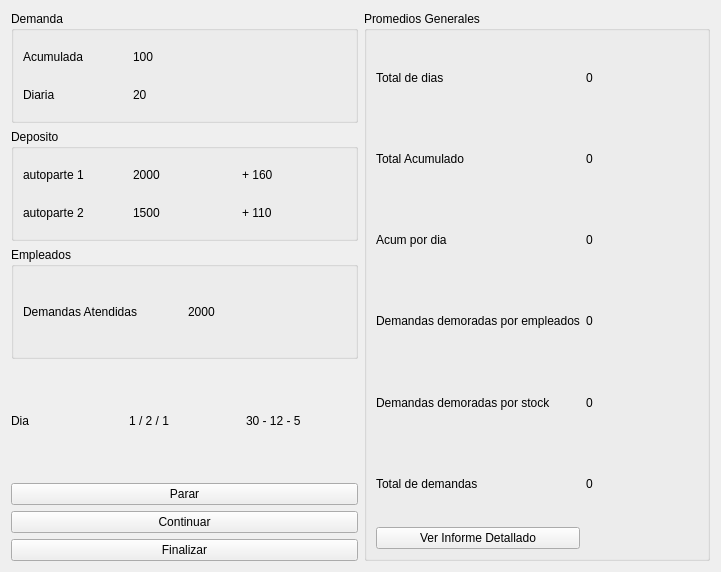
Old version of the form tpFinal/forms_ui/simulacion.ui in the repository ivanam/Modelos-y-simulacion.
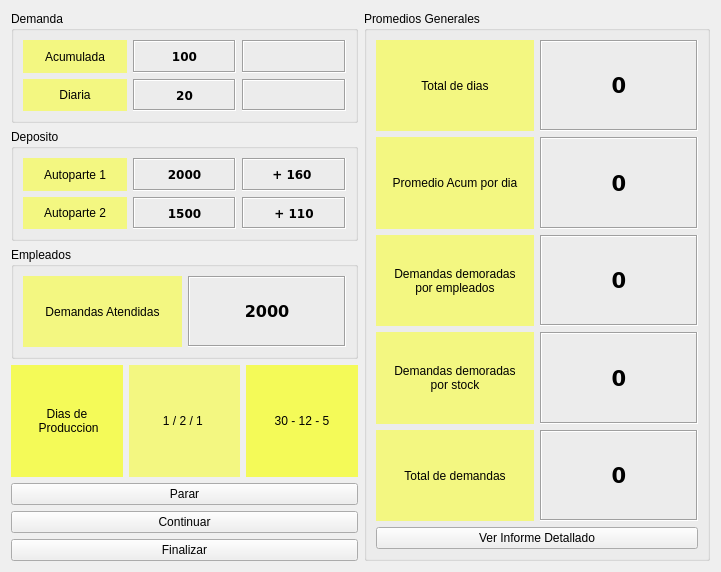
New version of the form.

Diff of the .ui file:
```diff
--- a/tpFinal/forms_ui/simulacion.ui
+++ b/tpFinal/forms_ui/simulacion.ui
@@ -24,44 +24,132 @@
        <layout class="QGridLayout" name="gridLayout_3">
         <item row="0" column="0">
          <widget class="QLabel" name="label_3">
+          <property name="styleSheet">
+           <string notr="true">background: #F3F781</string>
+          </property>
           <property name="text">
            <string>Acumulada</string>
           </property>
+          <property name="alignment">
+           <set>Qt::AlignCenter</set>
+          </property>
          </widget>
         </item>
         <item row="0" column="2">
          <widget class="QLabel" name="lvlEventoDemandaAcumulada">
-          <property name="text">
-           <string/>
+          <property name="font">
+           <font>
+            <family>DejaVu Sans</family>
+            <weight>75</weight>
+            <bold>true</bold>
+           </font>
           </property>
-         </widget>
-        </item>
-        <item row="1" column="2">
-         <widget class="QLabel" name="lblEventoDemandaDiaria">
+          <property name="frameShape">
+           <enum>QFrame::Box</enum>
+          </property>
+          <property name="frameShadow">
+           <enum>QFrame::Sunken</enum>
+          </property>
           <property name="text">
            <string/>
           </property>
+          <property name="alignment">
+           <set>Qt::AlignCenter</set>
+          </property>
          </widget>
         </item>
         <item row="1" column="0">
          <widget class="QLabel" name="label_4">
+          <property name="styleSheet">
+           <string notr="true">background:#F3F781</string>
+          </property>
           <property name="text">
            <string>Diaria</string>
           </property>
+          <property name="alignment">
+           <set>Qt::AlignCenter</set>
+          </property>
          </widget>
         </item>
         <item row="1" column="1">
          <widget class="QLabel" name="lblDemandaDiaria">
+          <property name="font">
+           <font>
+            <family>DejaVu Sans</family>
+            <weight>75</weight>
+            <bold>true</bold>
+           </font>
+          </property>
+          <property name="frameShape">
+           <enum>QFrame::Box</enum>
+          </property>
+          <property name="frameShadow">
+           <enum>QFrame::Sunken</enum>
+          </property>
           <property name="text">
            <string>20</string>
           </property>
+          <property name="alignment">
+           <set>Qt::AlignCenter</set>
+          </property>
          </widget>
         </item>
         <item row="0" column="1">
          <widget class="QLabel" name="lblDemandaAcumulada">
+          <property name="maximumSize">
+           <size>
+            <width>16777215</width>
+            <height>16777215</height>
+           </size>
+          </property>
+          <property name="sizeIncrement">
+           <size>
+            <width>2</width>
+            <height>2</height>
+           </size>
+          </property>
+          <property name="font">
+           <font>
+            <family>DejaVu Sans</family>
+            <weight>75</weight>
+            <bold>true</bold>
+           </font>
+          </property>
+          <property name="frameShape">
+           <enum>QFrame::Box</enum>
+          </property>
+          <property name="frameShadow">
+           <enum>QFrame::Sunken</enum>
+          </property>
           <property name="text">
            <string>100</string>
           </property>
+          <property name="alignment">
+           <set>Qt::AlignCenter</set>
+          </property>
+         </widget>
+        </item>
+        <item row="1" column="2">
+         <widget class="QLabel" name="lblEventoDemandaDiaria">
+          <property name="font">
+           <font>
+            <family>DejaVu Sans</family>
+            <weight>75</weight>
+            <bold>true</bold>
+           </font>
+          </property>
+          <property name="frameShape">
+           <enum>QFrame::Box</enum>
+          </property>
+          <property name="frameShadow">
+           <enum>QFrame::Sunken</enum>
+          </property>
+          <property name="text">
+           <string/>
+          </property>
+          <property name="alignment">
+           <set>Qt::AlignCenter</set>
+          </property>
          </widget>
         </item>
        </layout>
@@ -75,43 +163,119 @@
        <layout class="QGridLayout" name="gridLayout_2">
         <item row="0" column="2">
          <widget class="QLabel" name="lblEventoSockAutoparte1">
+          <property name="font">
+           <font>
+            <family>DejaVu Sans</family>
+            <weight>75</weight>
+            <bold>true</bold>
+           </font>
+          </property>
+          <property name="frameShape">
+           <enum>QFrame::Box</enum>
+          </property>
+          <property name="frameShadow">
+           <enum>QFrame::Sunken</enum>
+          </property>
           <property name="text">
            <string>+ 160 </string>
           </property>
+          <property name="alignment">
+           <set>Qt::AlignCenter</set>
+          </property>
          </widget>
         </item>
         <item row="1" column="0">
          <widget class="QLabel" name="label_2">
+          <property name="styleSheet">
+           <string notr="true">background:#F3F781</string>
+          </property>
           <property name="text">
-           <string>autoparte 2</string>
+           <string>Autoparte 2</string>
+          </property>
+          <property name="alignment">
+           <set>Qt::AlignCenter</set>
           </property>
          </widget>
         </item>
         <item row="1" column="1">
          <widget class="QLabel" name="lblStockAutoparte2">
+          <property name="font">
+           <font>
+            <family>DejaVu Sans</family>
+            <weight>75</weight>
+            <bold>true</bold>
+           </font>
+          </property>
+          <property name="frameShape">
+           <enum>QFrame::Box</enum>
+          </property>
+          <property name="frameShadow">
+           <enum>QFrame::Sunken</enum>
+          </property>
           <property name="text">
            <string>1500</string>
           </property>
+          <property name="alignment">
+           <set>Qt::AlignCenter</set>
+          </property>
          </widget>
         </item>
         <item row="0" column="1">
          <widget class="QLabel" name="lblStockAutoparte1">
+          <property name="font">
+           <font>
+            <family>DejaVu Sans</family>
+            <weight>75</weight>
+            <bold>true</bold>
+           </font>
+          </property>
+          <property name="frameShape">
+           <enum>QFrame::Box</enum>
+          </property>
+          <property name="frameShadow">
+           <enum>QFrame::Sunken</enum>
+          </property>
           <property name="text">
            <string>2000</string>
           </property>
+          <property name="alignment">
+           <set>Qt::AlignCenter</set>
+          </property>
          </widget>
         </item>
         <item row="1" column="2">
          <widget class="QLabel" name="lblEventoAutoparte2l">
+          <property name="font">
+           <font>
+            <family>DejaVu Sans</family>
+            <weight>75</weight>
+            <bold>true</bold>
+           </font>
+          </property>
+          <property name="frameShape">
+           <enum>QFrame::Box</enum>
+          </property>
+          <property name="frameShadow">
+           <enum>QFrame::Sunken</enum>
+          </property>
           <property name="text">
            <string>+ 110</string>
           </property>
+          <property name="alignment">
+           <set>Qt::AlignCenter</set>
+          </property>
          </widget>
         </item>
         <item row="0" column="0">
          <widget class="QLabel" name="label">
+          <property name="styleSheet">
+           <string notr="true">background:#F3F781</string>
+          </property>
           <property name="text">
-           <string>autoparte 1</string>
+           <string>Autoparte 1</string>
+          </property>
+          <property name="alignment">
+           <set>Qt::AlignCenter</set>
           </property>
          </widget>
         </item>
@@ -126,16 +290,39 @@
        <layout class="QGridLayout" name="gridLayout_5">
         <item row="0" column="1">
          <widget class="QLabel" name="lblAtencionDemandas">
+          <property name="font">
+           <font>
+            <family>DejaVu Sans</family>
+            <pointsize>12</pointsize>
+            <weight>75</weight>
+            <bold>true</bold>
+           </font>
+          </property>
+          <property name="frameShape">
+           <enum>QFrame::Box</enum>
+          </property>
+          <property name="frameShadow">
+           <enum>QFrame::Sunken</enum>
+          </property>
           <property name="text">
            <string>2000</string>
           </property>
+          <property name="alignment">
+           <set>Qt::AlignCenter</set>
+          </property>
          </widget>
         </item>
         <item row="0" column="0">
          <widget class="QLabel" name="label_8">
+          <property name="styleSheet">
+           <string notr="true">background:#F3F781</string>
+          </property>
           <property name="text">
            <string>Demandas Atendidas</string>
           </property>
+          <property name="alignment">
+           <set>Qt::AlignCenter</set>
+          </property>
          </widget>
         </item>
        </layout>
@@ -159,23 +346,42 @@
       <layout class="QHBoxLayout" name="horizontalLayout">
        <item>
         <widget class="QLabel" name="label_15">
+         <property name="styleSheet">
+          <string notr="true">background:#F4FA58</string>
+         </property>
          <property name="text">
-          <string>Dia</string>
+          <string>Dias de
+ Produccion</string>
+         </property>
+         <property name="alignment">
+          <set>Qt::AlignCenter</set>
          </property>
         </widget>
        </item>
        <item>
         <widget class="QLabel" name="lblDiaMesAnio">
+         <property name="styleSheet">
+          <string notr="true">background:#F3F781</string>
+         </property>
          <property name="text">
           <string>1 / 2 / 1 </string>
          </property>
+         <property name="alignment">
+          <set>Qt::AlignCenter</set>
+         </property>
         </widget>
        </item>
        <item>
         <widget class="QLabel" name="lblDiaMesAnioFinal">
+         <property name="styleSheet">
+          <string notr="true">background:#F4FA58</string>
+         </property>
          <property name="text">
           <string>30 - 12 - 5</string>
          </property>
+         <property name="alignment">
+          <set>Qt::AlignCenter</set>
+         </property>
         </widget>
        </item>
       </layout>
@@ -197,94 +403,197 @@
         <string>Promedios Generales</string>
        </property>
        <layout class="QGridLayout" name="gridLayout_7">
-        <item row="5" column="1">
+        <item row="4" column="1">
          <widget class="QLabel" name="lblTotalDemandas">
+          <property name="font">
+           <font>
+            <family>DejaVu Sans</family>
+            <pointsize>16</pointsize>
+            <weight>75</weight>
+            <bold>true</bold>
+           </font>
+          </property>
+          <property name="frameShape">
+           <enum>QFrame::Box</enum>
+          </property>
+          <property name="frameShadow">
+           <enum>QFrame::Sunken</enum>
+          </property>
           <property name="text">
            <string>0</string>
           </property>
+          <property name="alignment">
+           <set>Qt::AlignCenter</set>
+          </property>
          </widget>
         </item>
-        <item row="3" column="0">
+        <item row="2" column="0">
          <widget class="QLabel" name="label_9">
+          <property name="styleSheet">
+           <string notr="true">background:#F3F781</string>
+          </property>
           <property name="text">
-           <string>Demandas demoradas por empleados</string>
+           <string>Demandas demoradas 
+por empleados</string>
+          </property>
+          <property name="alignment">
+           <set>Qt::AlignCenter</set>
           </property>
          </widget>
         </item>
         <item row="0" column="1">
          <widget class="QLabel" name="lblTotalDias">
+          <property name="font">
+           <font>
+            <family>DejaVu Sans</family>
+            <pointsize>16</pointsize>
+            <weight>75</weight>
+            <bold>true</bold>
+           </font>
+          </property>
+          <property name="frameShape">
+           <enum>QFrame::Box</enum>
+          </property>
+          <property name="frameShadow">
+           <enum>QFrame::Sunken</enum>
+          </property>
           <property name="text">
            <string>0</string>
           </property>
-         </widget>
-        </item>
-        <item row="6" column="0">
-         <widget class="QPushButton" name="btnInformeEstadistico">
-          <property name="text">
-           <string>Ver Informe Detallado</string>
-          </property>
-         </widget>
-        </item>
-        <item row="1" column="0">
-         <widget class="QLabel" name="label_7">
-          <property name="text">
-           <string>Total Acumulado</string>
+          <property name="alignment">
+           <set>Qt::AlignCenter</set>
           </property>
          </widget>
         </item>
         <item row="0" column="0">
          <widget class="QLabel" name="label_5">
+          <property name="styleSheet">
+           <string notr="true">background:#F3F781</string>
+          </property>
           <property name="text">
            <string>Total de dias</string>
           </property>
+          <property name="alignment">
+           <set>Qt::AlignCenter</set>
+          </property>
          </widget>
         </item>
-        <item row="2" column="0">
+        <item row="1" column="0">
          <widget class="QLabel" name="label_6">
+          <property name="styleSheet">
+           <string notr="true">background:#F3F781</string>
+          </property>
           <property name="text">
-           <string>Acum por dia</string>
+           <string>Promedio Acum por dia</string>
+          </property>
+          <property name="alignment">
+           <set>Qt::AlignCenter</set>
           </property>
          </widget>
         </item>
-        <item row="5" column="0">
+        <item row="4" column="0">
          <widget class="QLabel" name="label_11">
+          <property name="styleSheet">
+           <string notr="true">background:#F3F781</string>
+          </property>
           <property name="text">
            <string>Total de demandas</string>
           </property>
+          <property name="alignment">
+           <set>Qt::AlignCenter</set>
+          </property>
          </widget>
         </item>
-        <item row="4" column="1">
+        <item row="3" column="1">
          <widget class="QLabel" name="lblCantDemorasStock">
+          <property name="font">
+           <font>
+            <family>DejaVu Sans</family>
+            <pointsize>16</pointsize>
+            <weight>75</weight>
+            <bold>true</bold>
+           </font>
+          </property>
+          <property name="frameShape">
+           <enum>QFrame::Box</enum>
+          </property>
+          <property name="frameShadow">
+           <enum>QFrame::Sunken</enum>
+          </property>
           <property name="text">
            <string>0</string>
           </property>
+          <property name="alignment">
+           <set>Qt::AlignCenter</set>
+          </property>
          </widget>
         </item>
-        <item row="4" column="0">
+        <item row="3" column="0">
          <widget class="QLabel" name="label_10">
-          <property name="text">
-           <string>Demandas demoradas por stock</string>
+          <property name="styleSheet">
+           <string notr="true">background:#F3F781</string>
           </property>
-         </widget>
-        </item>
-        <item row="3" column="1">
-         <widget class="QLabel" name="lblCantDemorasEmp">
           <property name="text">
-           <string>0</string>
+           <string>Demandas demoradas 
+por stock</string>
+          </property>
+          <property name="alignment">
+           <set>Qt::AlignCenter</set>
           </property>
          </widget>
         </item>
         <item row="2" column="1">
+         <widget class="QLabel" name="lblCantDemorasEmp">
+          <property name="font">
+           <font>
+            <family>DejaVu Sans</family>
+            <pointsize>16</pointsize>
+            <weight>75</weight>
+            <bold>true</bold>
+           </font>
+          </property>
+          <property name="frameShape">
+           <enum>QFrame::Box</enum>
+          </property>
+          <property name="frameShadow">
+           <enum>QFrame::Sunken</enum>
+          </property>
+          <property name="text">
+           <string>0</string>
+          </property>
+          <property name="alignment">
+           <set>Qt::AlignCenter</set>
+          </property>
+         </widget>
+        </item>
+        <item row="1" column="1">
          <widget class="QLabel" name="lblAcumuladoPorDia">
+          <property name="font">
+           <font>
+            <family>DejaVu Sans</family>
+            <pointsize>16</pointsize>
+            <weight>75</weight>
+            <bold>true</bold>
+           </font>
+          </property>
+          <property name="frameShape">
+           <enum>QFrame::Box</enum>
+          </property>
+          <property name="frameShadow">
+           <enum>QFrame::Sunken</enum>
+          </property>
           <property name="text">
            <string>0</string>
           </property>
+          <property name="alignment">
+           <set>Qt::AlignCenter</set>
+          </property>
          </widget>
         </item>
-        <item row="1" column="1">
-         <widget class="QLabel" name="lblTotalAcumulado">
+        <item row="5" column="0" colspan="2">
+         <widget class="QPushButton" name="btnInformeEstadistico">
           <property name="text">
-           <string>0</string>
+           <string>Ver Informe Detallado</string>
           </property>
          </widget>
         </item>
```
Left out of the diff: 2 changed lines with no effect on the pictures.
